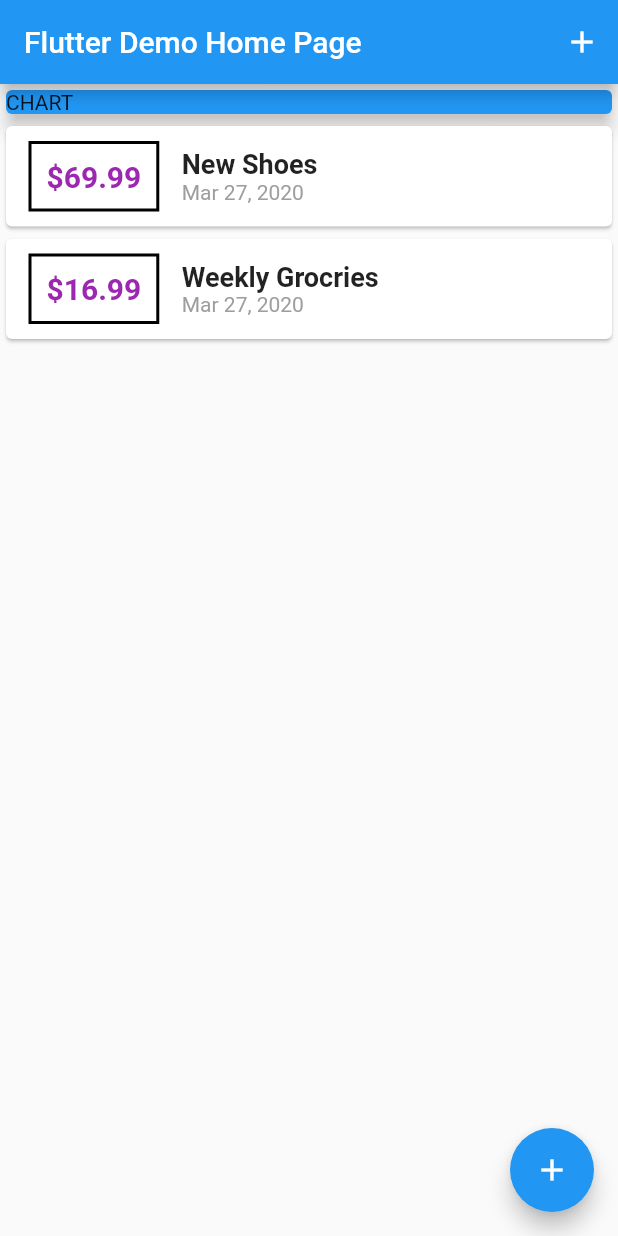
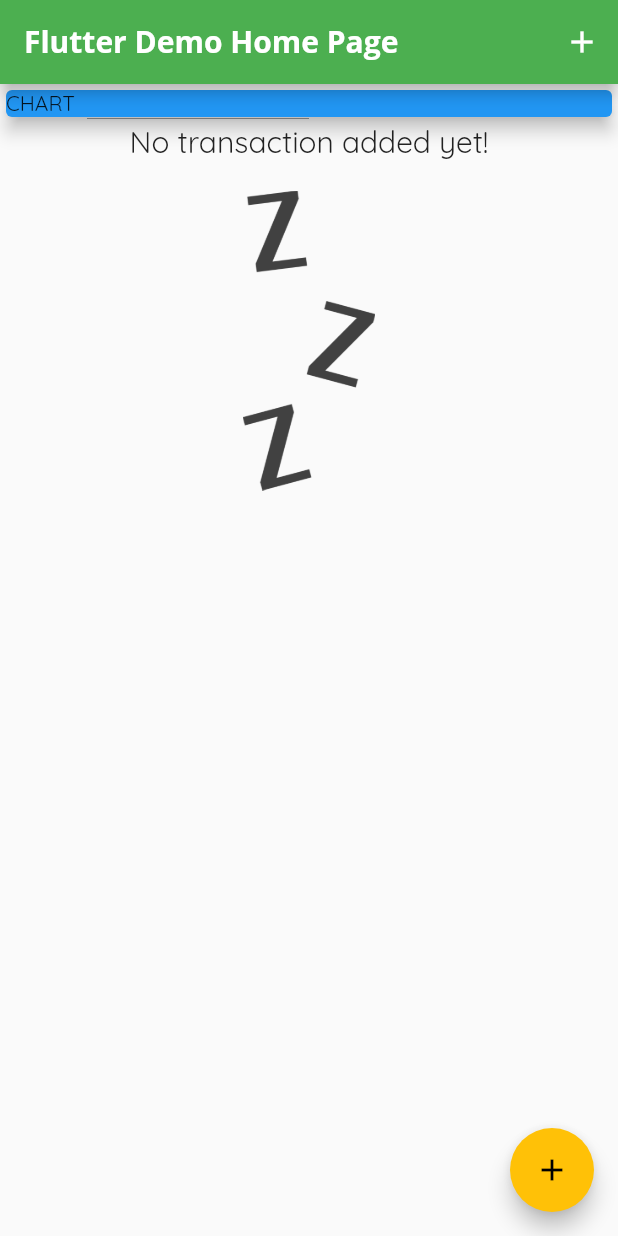
Before and after one commit to tdphuong1996/pluribux_flutter, a Flutter app: the screen it shows after launch, on a phone screen of 412 x 824 dp. Run offline on Flutter 3.47's test engine with Material 2 defaults, Android fonts, the phone set to English and light mode, and no system bars.

Commit message:
+ add view no data

```diff
--- a/lib/main.dart
+++ b/lib/main.dart
@@ -11,9 +11,17 @@ class MyApp extends StatelessWidget {
   @override
   Widget build(BuildContext context) {
     return MaterialApp(
-      title: 'Flutter Demo',
+      title: 'Personal Expenes',
       theme: ThemeData(
-        primarySwatch: Colors.blue,
+        primarySwatch: Colors.green,
+        accentColor: Colors.amber,
+        fontFamily: 'Quicksand',
+        appBarTheme: AppBarTheme(
+            textTheme: ThemeData.light().textTheme.copyWith(
+                title: TextStyle(
+                    fontFamily: 'Opensans',
+                    fontSize: 20,
+                    fontWeight: FontWeight.bold))),
       ),
       home: MyHomePage(title: 'Flutter Demo Home Page'),
     );
@@ -42,8 +50,8 @@ class _MyHomePageState extends State<MyHomePage> {
   }
 
   final List<Transaction> trans = [
-    Transaction('t1', 'New Shoes', 69.99, DateTime.now()),
-    Transaction('t2', 'Weekly Grocries', 16.99, DateTime.now()),
+//    Transaction('t1', 'New Shoes', 69.99, DateTime.now()),
+//    Transaction('t2', 'Weekly Grocries', 16.99, DateTime.now()),
   ];
 
   void addNewTrans(String title, String amount) {
@@ -56,7 +64,6 @@ class _MyHomePageState extends State<MyHomePage> {
 
   @override
   Widget build(BuildContext context) {
-
     return Scaffold(
       appBar: AppBar(
         title: Text(widget.title),
--- a/lib/widget/transaction_list.dart
+++ b/lib/widget/transaction_list.dart
@@ -11,32 +11,51 @@ class TransactionList extends StatelessWidget {
   Widget build(BuildContext context) {
     return Container(
       height: 300,
-      child: ListView.builder(
+      child: trans.isEmpty
+          ? Column(
+              children: <Widget>[
+                Text(
+                  'No transaction added yet!',
+                  style: Theme.of(context).textTheme.title,
+                ),
+                SizedBox(
+                  height: 20,
+                ),
+                Container(
+                    height: 200,
+                    child: Image.asset(
+                      'assets/images/waiting.png',
+                      fit: BoxFit.cover,
+                    ))
+              ],
+            )
+          : ListView.builder(
               itemBuilder: (ctx, index) {
                 return Card(
                     child: Row(
                   children: <Widget>[
                     Container(
-                  margin: EdgeInsets.symmetric(vertical: 10, horizontal: 15),
+                        margin:
+                            EdgeInsets.symmetric(vertical: 10, horizontal: 15),
                         padding: EdgeInsets.all(10),
                         decoration: BoxDecoration(
                             border: Border.all(
-                    color: Colors.black,
+                          color: Theme.of(context).primaryColor,
                           width: 2,
                         )),
-                  child: Text(
-                    '\$${trans[index].amount}',
+                        child: Text('\$${trans[index].amount}',
                             style: TextStyle(
                               fontWeight: FontWeight.bold,
                               fontSize: 20,
-                        color: Colors.purple),
-                  )),
+                              color: Theme.of(context).primaryColor,
+                            ))),
                     Column(
                       crossAxisAlignment: CrossAxisAlignment.start,
                       children: <Widget>[
                         Text(
                           trans[index].title,
-                    style: TextStyle(fontSize: 18, fontWeight: FontWeight.bold),
+                          style: TextStyle(
+                              fontSize: 18, fontWeight: FontWeight.bold),
                         ),
                         Text(
                           DateFormat.yMMMd().format(trans[index].date),
```
Also changed, not shown: pubspec.yaml (+13 -7 lines), assets/fonts/OpenSans-Bold.ttf (added), assets/fonts/OpenSans-Regular.ttf (added), assets/fonts/Quicksand-Bold.ttf (added), assets/fonts/Quicksand-Light.ttf (added), assets/fonts/Quicksand-Medium.ttf (added), assets/fonts/Quicksand-Regular.ttf (added), assets/images/waiting.png (added). Lines whose indentation alone changed are shown as unchanged.
